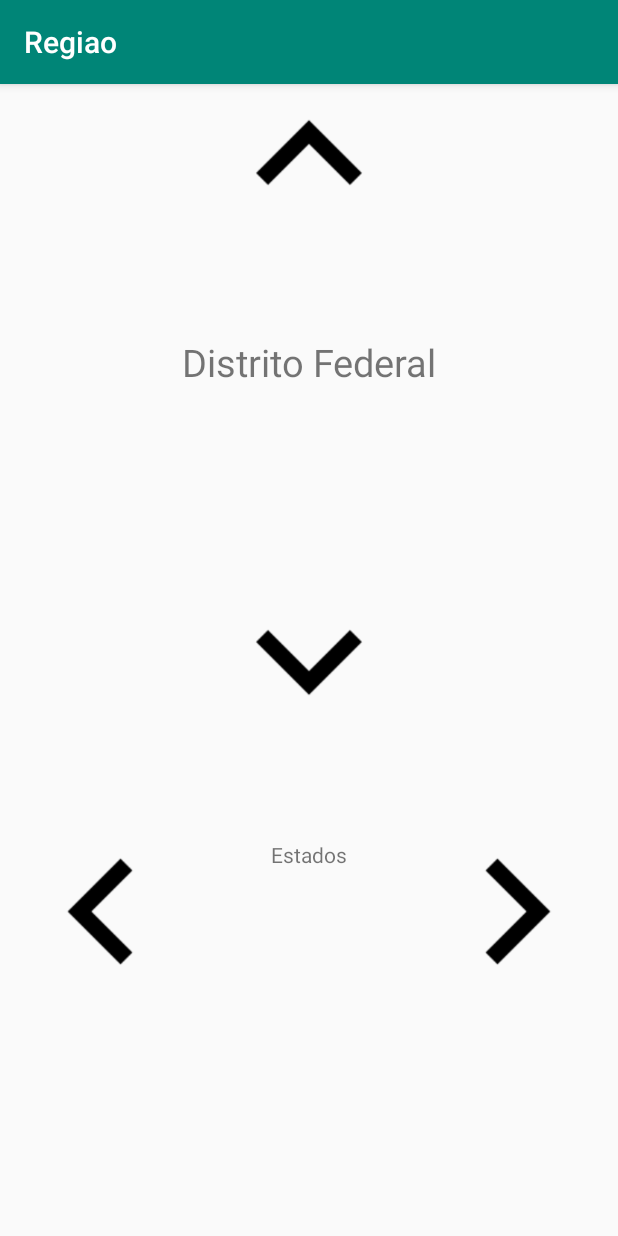
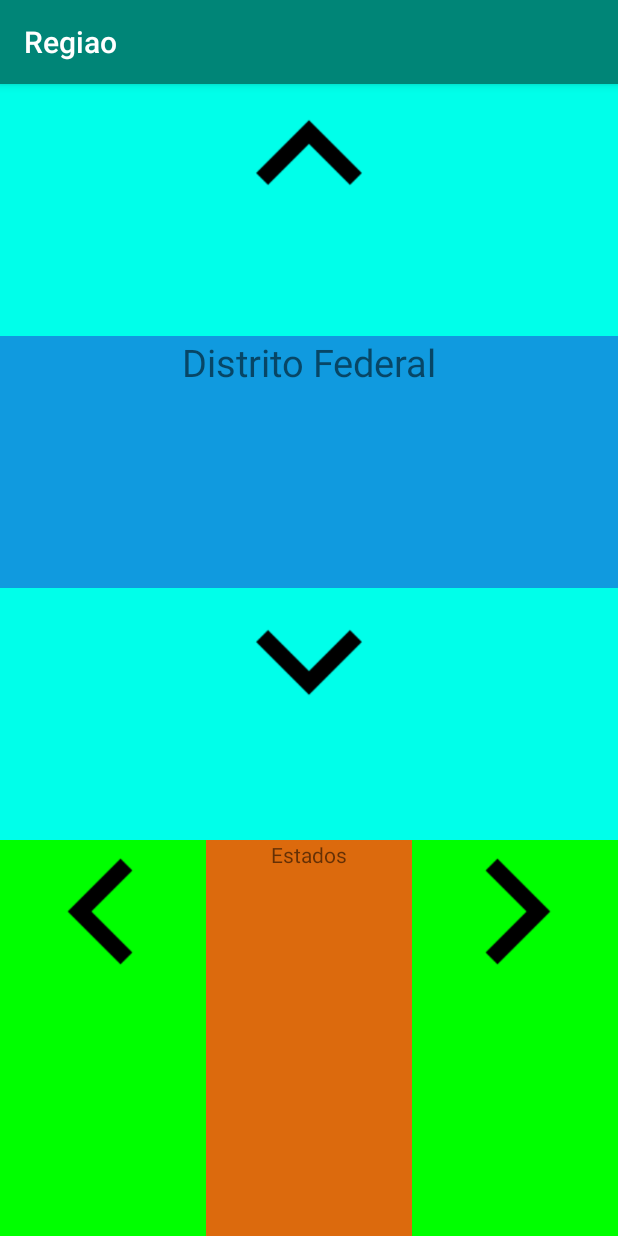
Before and after one commit to WillianSchmidt/Regiao, an Android app: the screen it shows after launch (MainActivity), on a phone screen of 412 x 824 dp. Run offline under Robolectric (Android 15) with nearby library versions, the phone set to English and light mode, and no system bars.

Commit message:
XML front

```diff
--- a/app/src/main/res/layout/activity_main.xml
+++ b/app/src/main/res/layout/activity_main.xml
@@ -13,6 +13,7 @@
         android:layout_width="match_parent"
         android:layout_height="0dp"
         android:layout_weight="1"
+        android:background="#00ffea"
         android:gravity="center_horizontal"
         android:orientation="horizontal">
 
@@ -21,6 +22,8 @@
             android:layout_width="95dp"
             android:layout_height="95dp"
             android:layout_weight="1"
+            android:textColor="#000"
+            android:background="#00ffea"
             app:srcCompat="@drawable/abaixo" />
     </LinearLayout>
 
@@ -36,6 +39,7 @@
             android:layout_width="match_parent"
             android:layout_height="0dp"
             android:layout_weight="1"
+            android:background="#109adf"
             android:gravity="center_horizontal"
             android:textSize="25dp" />
     </LinearLayout>
@@ -45,6 +49,7 @@
         android:layout_width="match_parent"
         android:layout_height="0dp"
         android:layout_weight="1"
+        android:background="#00ffea"
         android:gravity="center_horizontal"
         android:orientation="horizontal">
 
@@ -53,6 +58,8 @@
             android:layout_width="95dp"
             android:layout_height="95dp"
             android:layout_weight="1"
+            android:textColor="#000"
+            android:background="#00ffea"
             app:srcCompat="@drawable/acima" />
     </LinearLayout>
 
@@ -68,6 +75,7 @@
             android:layout_width="match_parent"
             android:layout_height="match_parent"
             android:layout_weight="1"
+            android:background="#0f0"
             android:orientation="horizontal">
 
             <ImageView
@@ -75,6 +83,7 @@
                 android:layout_width="95dp"
                 android:layout_height="95dp"
                 android:layout_weight="1"
+                android:background="#0f0"
                 app:srcCompat="@drawable/esquerda" />
         </LinearLayout>
 
@@ -83,6 +92,7 @@
             android:layout_width="match_parent"
             android:layout_height="match_parent"
             android:layout_weight="1"
+            android:background="#dc6a0d"
             android:orientation="horizontal">
 
             <TextView
@@ -90,6 +100,7 @@
                 android:layout_width="wrap_content"
                 android:layout_height="wrap_content"
                 android:layout_weight="1"
+
                 android:gravity="center_horizontal"
                 android:text="Estados" />
         </LinearLayout>
@@ -99,6 +110,7 @@
             android:layout_width="match_parent"
             android:layout_height="match_parent"
             android:layout_weight="1"
+            android:background="#0f0"
             android:orientation="horizontal">
 
             <ImageView
@@ -106,6 +118,7 @@
                 android:layout_width="95dp"
                 android:layout_height="95dp"
                 android:layout_weight="1"
+                android:background="#0f0"
                 app:srcCompat="@drawable/direita" />
         </LinearLayout>
     </LinearLayout>
```
